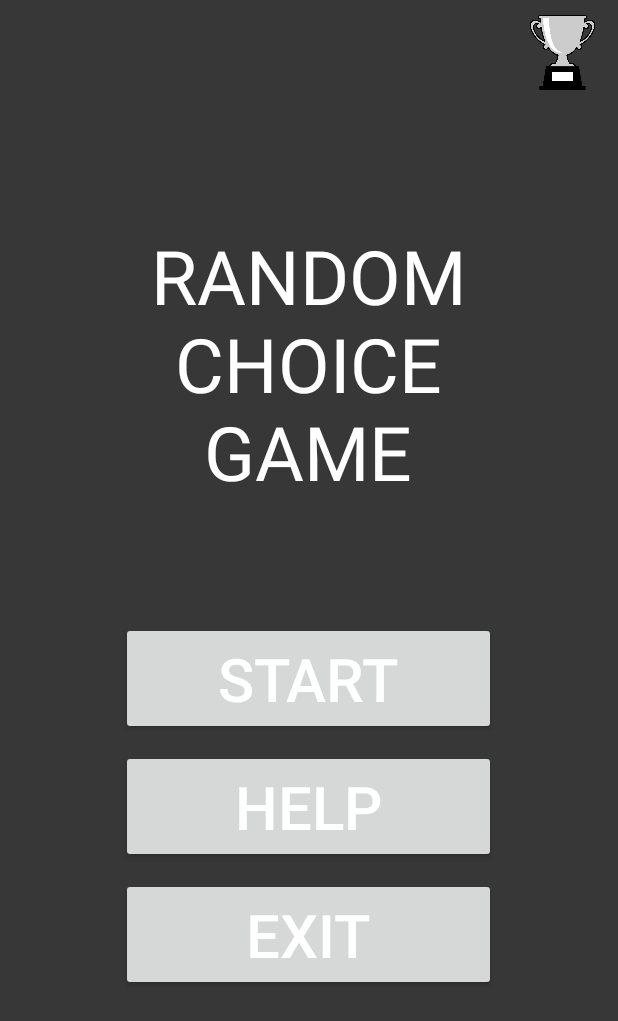
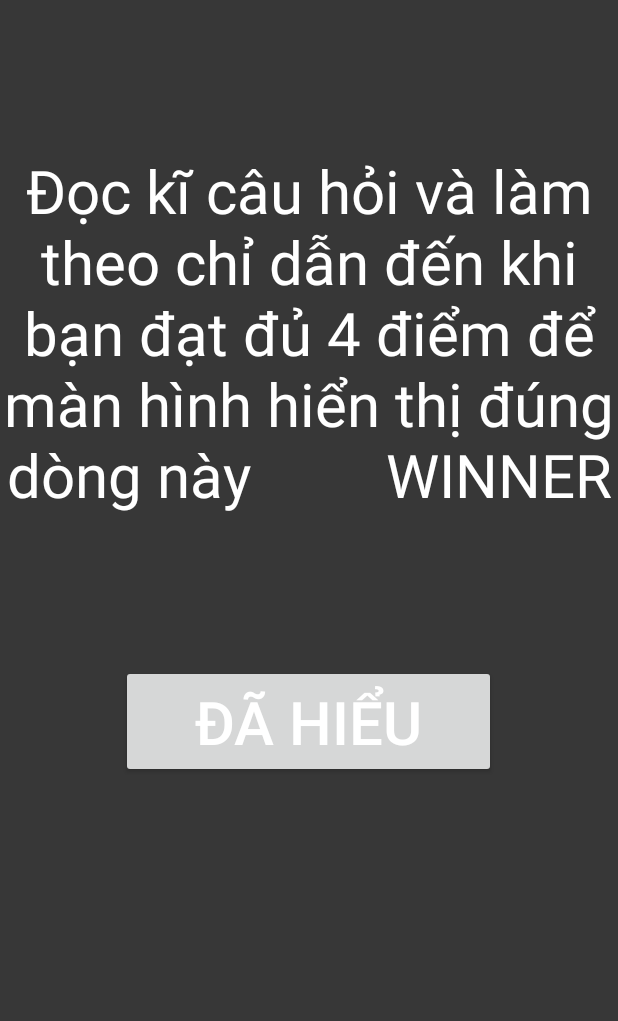
Before and after one commit to hoangdv07241/Ds1, an Android app: the screen it shows after launch (MainActivity before the commit, HelpScreen after it), after a tap on "HELP", on a phone screen of 412 x 824 dp. Shown: the top 1021 px of the screen. Run offline under Robolectric (Android 15) with nearby library versions, the phone set to English and light mode, and no system bars.

Commit message:
third commit

```diff
--- a/app/src/main/AndroidManifest.xml
+++ b/app/src/main/AndroidManifest.xml
@@ -9,6 +9,7 @@
         android:roundIcon="@mipmap/ic_launcher_round"
         android:supportsRtl="true"
         android:theme="@style/AppTheme">
+        <activity android:name=".HelpScreen"></activity>
         <activity android:name=".MainActivity" />
         <activity android:name=".SplashScreen">
             <intent-filter>
--- /dev/null
+++ b/app/src/main/java/com/example/ds1/HelpScreen.java
@@ -0,0 +1,14 @@
+package com.example.ds1;
+
+import androidx.appcompat.app.AppCompatActivity;
+
+import android.os.Bundle;
+
+public class HelpScreen extends AppCompatActivity {
+
+    @Override
+    protected void onCreate(Bundle savedInstanceState) {
+        super.onCreate(savedInstanceState);
+        setContentView(R.layout.activity_help_screen);
+    }
+}
--- a/app/src/main/java/com/example/ds1/MainActivity.java
+++ b/app/src/main/java/com/example/ds1/MainActivity.java
@@ -2,24 +2,60 @@ package com.example.ds1;
 
 import androidx.appcompat.app.AppCompatActivity;
 
+import android.content.Intent;
 import android.os.Bundle;
 import android.view.View;
+import android.widget.Button;
 
-public class MainActivity extends AppCompatActivity {
+public class MainActivity extends AppCompatActivity  implements ViewDS1{
+
+    Button btnStart,btnHelp,btnExit;
+    PresenterDS1 presenterDS1;
 
     @Override
     protected void onCreate(Bundle savedInstanceState) {
         super.onCreate(savedInstanceState);
         setContentView(R.layout.activity_main);
+
+        btnStart = findViewById(R.id.btnStart);
+        btnHelp = findViewById(R.id.btnHelp);
+        btnExit = findViewById(R.id.btnExit);
+        presenterDS1 = new PresenterDS1(this);
+
+        btnHelp.setOnClickListener(new View.OnClickListener() {
+            @Override
+            public void onClick(View view) {
+                presenterDS1.Help();
+            }
+        });
+
+        btnExit.setOnClickListener(new View.OnClickListener() {
+            @Override
+            public void onClick(View view) {
+                presenterDS1.Exit();
+            }
+        });
     }
 
-    public void Start(View view) {
+
+    @Override
+    public void ActivitiesNavigate() {
+
     }
 
-    public void Help(View view) {
+    @Override
+    public void Help() {
+        Intent intent = new Intent(MainActivity.this,HelpScreen.class);
+        startActivity(intent);
     }
 
-    public void Exit(View view) {
+    @Override
+    public void Wrong() {
+
+    }
+
+    @Override
+    public void Exit() {
         System.exit(0);
     }
 }
--- /dev/null
+++ b/app/src/main/java/com/example/ds1/PresenterDS1.java
@@ -0,0 +1,18 @@
+package com.example.ds1;
+
+public class PresenterDS1 {
+
+    private ViewDS1 viewDS1;
+
+    public PresenterDS1(ViewDS1 viewDS1) {
+        this.viewDS1 = viewDS1;
+    }
+
+    void Help(){
+        viewDS1.Help();
+    }
+
+    void Exit(){
+        viewDS1.Exit();
+    }
+}
--- /dev/null
+++ b/app/src/main/java/com/example/ds1/ViewDS1.java
@@ -0,0 +1,8 @@
+package com.example.ds1;
+
+public interface ViewDS1 {
+    void ActivitiesNavigate();
+    void Help();
+    void Wrong();
+    void Exit();
+}
--- /dev/null
+++ b/app/src/main/res/layout/activity_help_screen.xml
@@ -0,0 +1,32 @@
+<?xml version="1.0" encoding="utf-8"?>
+<LinearLayout xmlns:android="http://schemas.android.com/apk/res/android"
+    xmlns:tools="http://schemas.android.com/tools"
+    android:orientation="vertical"
+    android:layout_width="match_parent"
+    android:layout_height="match_parent"
+    android:background="#373737"
+    tools:context=".HelpScreen">
+
+    <TextView
+        android:layout_width="match_parent"
+        android:layout_height="wrap_content"
+        android:layout_gravity="center"
+        android:textColor="#fff"
+        android:textSize="40sp"
+        android:layout_marginTop="100dp"
+        android:textAlignment="center"
+        android:text="Đọc kĩ câu hỏi và làm theo chỉ dẫn đến khi bạn đạt đủ 4 điểm để màn hình hiển thị đúng dòng này
+        WINNER"
+        />
+
+    <Button
+        android:layout_width="250dp"
+        android:layout_height="75dp"
+        android:layout_gravity="center"
+        android:layout_marginTop="100dp"
+        android:textColor="#fff"
+        android:textSize="40sp"
+        android:text="ĐÃ HIỂU"
+        />
+
+</LinearLayout>
--- a/app/src/main/res/layout/activity_main.xml
+++ b/app/src/main/res/layout/activity_main.xml
@@ -9,6 +9,7 @@
     tools:context=".MainActivity">
 
     <ImageView
+        android:id="@+id/imgLeaderboard"
         android:layout_width="50dp"
         android:layout_height="50dp"
         android:layout_marginTop="10dp"
@@ -28,34 +29,34 @@
         />
 
     <Button
+        android:id="@+id/btnStart"
         android:layout_width="250dp"
         android:layout_height="75dp"
         android:layout_marginTop="80dp"
         android:textColor="#fff"
         android:textSize="40sp"
         android:text="START"
-        android:onClick="Start"
         android:layout_gravity="center"
         />
 
     <Button
+        android:id="@+id/btnHelp"
         android:layout_width="250dp"
         android:layout_height="75dp"
         android:layout_marginTop="10dp"
         android:textColor="#fff"
         android:textSize="40sp"
-        android:onClick="Help"
         android:text="HELP"
         android:layout_gravity="center"
         />
 
     <Button
+        android:id="@+id/btnExit"
         android:layout_width="250dp"
         android:layout_height="75dp"
         android:layout_marginTop="10dp"
         android:textColor="#fff"
         android:textSize="40sp"
-        android:onClick="Exit"
         android:text="EXIT"
         android:layout_gravity="center"
         />
```
